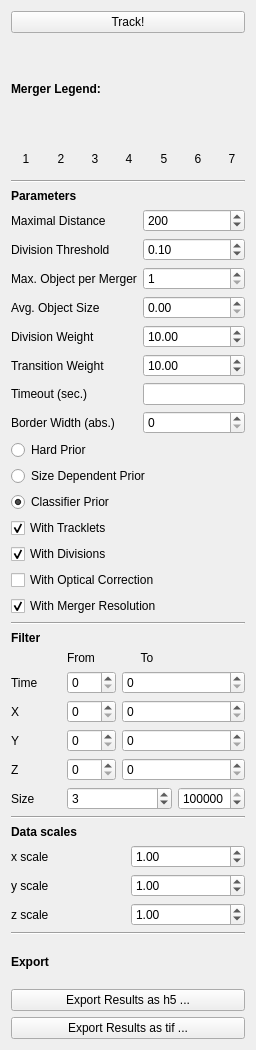
Before: the Qt Designer form ilastik/applets/tracking/conservation/drawer.ui in ilastik/ilastik, drawn with Qt 5.
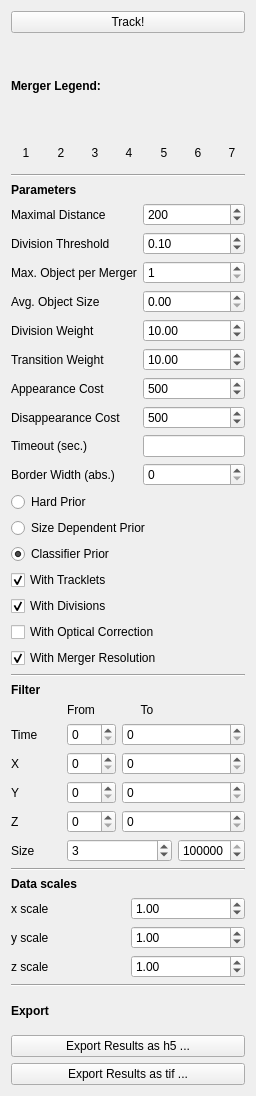
After: the same form once the commit is applied.

Commit message: added app and disapp cost boxes, fixes #31

```diff
--- a/ilastik/applets/tracking/conservation/drawer.ui
+++ b/ilastik/applets/tracking/conservation/drawer.ui
@@ -7,7 +7,7 @@
     <x>0</x>
     <y>0</y>
     <width>256</width>
-    <height>1050</height>
+    <height>1096</height>
    </rect>
   </property>
   <property name="sizePolicy">
@@ -334,6 +334,19 @@
      </item>
      <item>
       <layout class="QGridLayout" name="gridLayout_2">
+       <item row="9" column="1">
+        <widget class="QLineEdit" name="timeoutBox"/>
+       </item>
+       <item row="7" column="1">
+        <widget class="QSpinBox" name="appearanceBox">
+         <property name="maximum">
+          <number>9999999</number>
+         </property>
+         <property name="value">
+          <number>500</number>
+         </property>
+        </widget>
+       </item>
        <item row="2" column="1">
         <widget class="QDoubleSpinBox" name="divThreshBox">
          <property name="maximum">
@@ -442,25 +455,46 @@
          </property>
         </widget>
        </item>
-       <item row="8" column="0">
+       <item row="10" column="0">
         <widget class="QLabel" name="label_20">
          <property name="text">
           <string>Border Width (abs.)</string>
          </property>
         </widget>
        </item>
-       <item row="8" column="1">
+       <item row="10" column="1">
         <widget class="QSpinBox" name="bordWidthBox"/>
        </item>
-       <item row="7" column="0">
+       <item row="9" column="0">
         <widget class="QLabel" name="label_21">
          <property name="text">
           <string>Timeout (sec.)</string>
          </property>
         </widget>
        </item>
-       <item row="7" column="1">
-        <widget class="QLineEdit" name="timeoutBox"/>
+       <item row="8" column="1">
+        <widget class="QSpinBox" name="disappearanceBox">
+         <property name="maximum">
+          <number>9999999</number>
+         </property>
+         <property name="value">
+          <number>500</number>
+         </property>
+        </widget>
+       </item>
+       <item row="7" column="0">
+        <widget class="QLabel" name="label_22">
+         <property name="text">
+          <string>Appearance Cost</string>
+         </property>
+        </widget>
+       </item>
+       <item row="8" column="0">
+        <widget class="QLabel" name="label_23">
+         <property name="text">
+          <string>Disappearance Cost</string>
+         </property>
+        </widget>
        </item>
       </layout>
      </item>
```
The commit also changes 2 other files.
